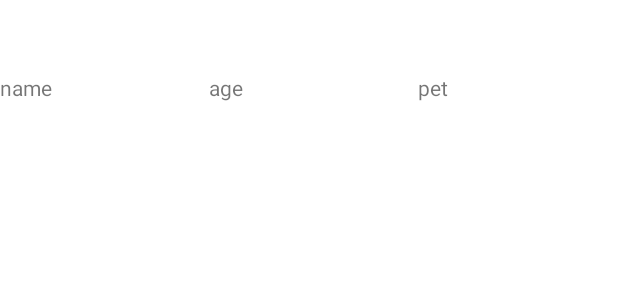
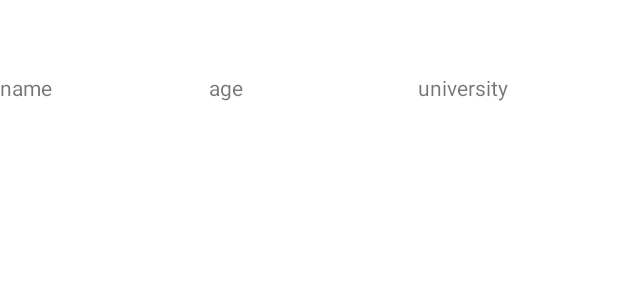
Before and after one commit to zavarka323/MireaProjectV4, an Android app: the layout list_item.xml on its own in the app's theme, with its tools: preview values and no code run, on a phone screen of 412 x 824 dp. Shown: the top 300 px of the screen. Run offline under Robolectric (Android 15) with nearby library versions, the phone set to English and light mode, and no system bars.

Commit message:
Update list_item.xml

```diff
--- a/app/src/main/res/layout/list_item.xml
+++ b/app/src/main/res/layout/list_item.xml
@@ -30,11 +30,11 @@
         app:layout_constraintVertical_bias="0.062" />
 
     <TextView
-        android:id="@+id/pet"
+        android:id="@+id/university"
         android:layout_width="139dp"
         android:layout_height="40dp"
         android:layout_marginEnd="16dp"
-        android:text="pet"
+        android:text="university"
         app:layout_constraintBottom_toBottomOf="parent"
         app:layout_constraintEnd_toEndOf="parent"
         app:layout_constraintHorizontal_bias="0.0"
```
